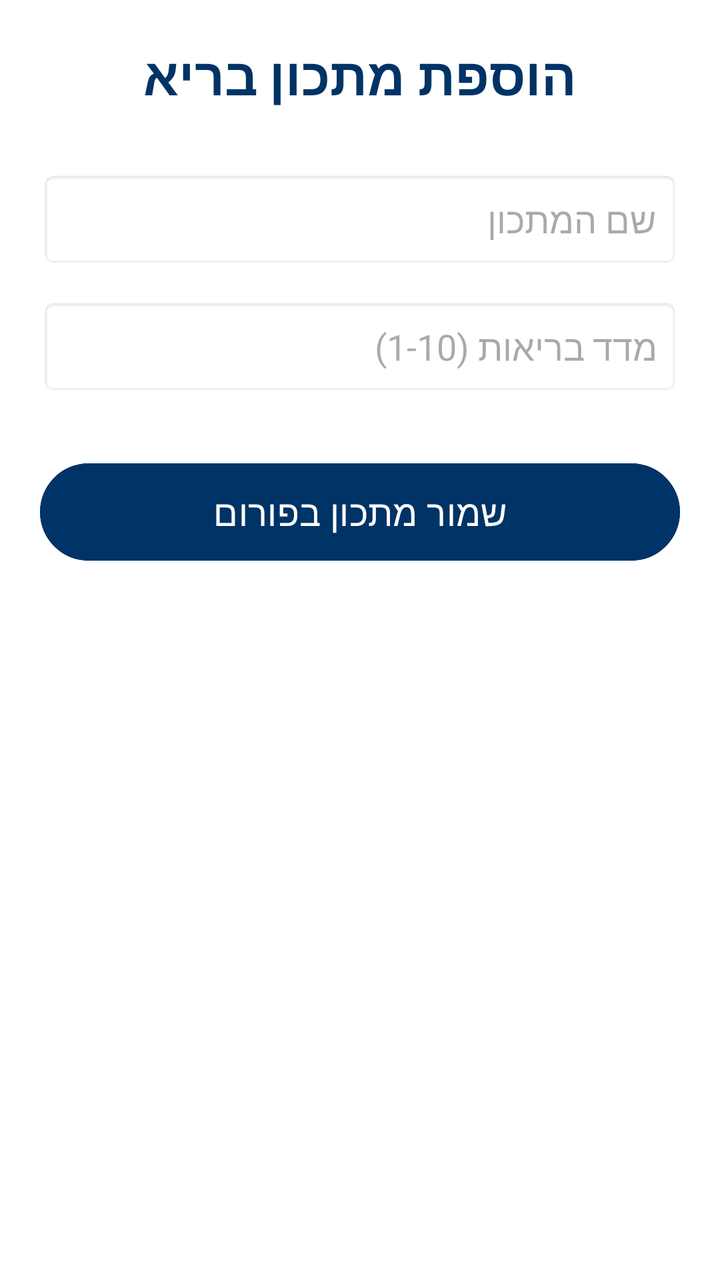
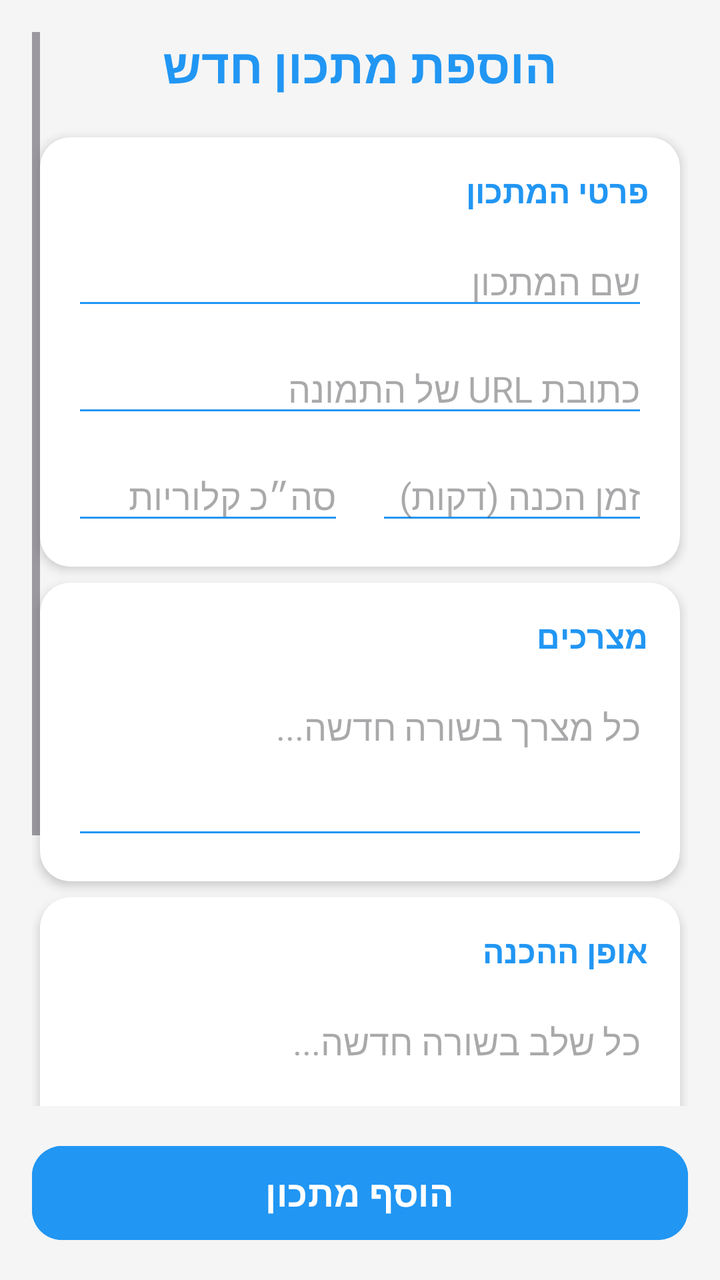

The first picture is an Android layout as it rendered before a commit; the second is the same layout after the commit. The layout source and the unified diff follow.
<!-- AndroidManifest.xml: application theme Theme.FitCoach -->
<!-- res/layout/activity_add_recipe.xml -->
<?xml version="1.0" encoding="utf-8"?>
<LinearLayout xmlns:android="http://schemas.android.com/apk/res/android"
    android:layout_width="match_parent"
    android:layout_height="match_parent"
    android:orientation="vertical"
    android:padding="20dp"
    android:background="#FFFFFF"
    android:gravity="center_horizontal">

    <TextView
        android:layout_width="wrap_content"
        android:layout_height="wrap_content"
        android:text="הוספת מתכון בריא"
        android:textColor="#003366"
        android:textSize="26sp"
        android:textStyle="bold"
        android:layout_marginBottom="30dp" />

    <EditText
        android:id="@+id/etRecipeTitle"
        android:layout_width="match_parent"
        android:layout_height="wrap_content"
        android:hint="שם המתכון"
        android:padding="12dp"
        android:background="@android:drawable/editbox_background_normal"
        android:layout_marginBottom="15dp" />

    <EditText
        android:id="@+id/etHealthScore"
        android:layout_width="match_parent"
        android:layout_height="wrap_content"
        android:hint="מדד בריאות (1-10)"
        android:inputType="number"
        android:padding="12dp"
        android:background="@android:drawable/editbox_background_normal"
        android:layout_marginBottom="30dp" />

    <Button
        android:id="@+id/btnSaveRecipe"
        android:layout_width="match_parent"
        android:layout_height="wrap_content"
        android:text="שמור מתכון בפורום"
        android:backgroundTint="#003366"
        android:textColor="#FFFFFF"
        android:textSize="18sp"
        android:padding="12dp" />

</LinearLayout>
<!-- resources referenced by this layout -->
<resources>
  <style name="Theme.FitCoach" parent="Base.Theme.FitCoach" />
  <style name="Base.Theme.FitCoach" parent="Theme.Material3.DayNight.NoActionBar">
          
          
      </style>
</resources>

<!-- the commit's change to res/layout/activity_add_recipe.xml (unified diff, before → after) -->
@@ -1,48 +1,214 @@
 <?xml version="1.0" encoding="utf-8"?>
-<LinearLayout xmlns:android="http://schemas.android.com/apk/res/android"
+<RelativeLayout xmlns:android="http://schemas.android.com/apk/res/android"
+    xmlns:app="http://schemas.android.com/apk/res-auto"
     android:layout_width="match_parent"
     android:layout_height="match_parent"
-    android:orientation="vertical"
-    android:padding="20dp"
-    android:background="#FFFFFF"
-    android:gravity="center_horizontal">
-
-    <TextView
-        android:layout_width="wrap_content"
-        android:layout_height="wrap_content"
-        android:text="הוספת מתכון בריא"
-        android:textColor="#003366"
-        android:textSize="26sp"
-        android:textStyle="bold"
-        android:layout_marginBottom="30dp" />
-
-    <EditText
-        android:id="@+id/etRecipeTitle"
+    android:background="#F5F5F5"
+    android:layoutDirection="rtl">
+
+    <ScrollView
         android:layout_width="match_parent"
-        android:layout_height="wrap_content"
-        android:hint="שם המתכון"
-        android:padding="12dp"
-        android:background="@android:drawable/editbox_background_normal"
-        android:layout_marginBottom="15dp" />
-
-    <EditText
-        android:id="@+id/etHealthScore"
-        android:layout_width="match_parent"
-        android:layout_height="wrap_content"
-        android:hint="מדד בריאות (1-10)"
-        android:inputType="number"
-        android:padding="12dp"
-        android:background="@android:drawable/editbox_background_normal"
-        android:layout_marginBottom="30dp" />
+        android:layout_height="match_parent"
+        android:layout_above="@id/btnSaveRecipe"
+        android:padding="16dp"
+        android:clipToPadding="false">
+
+        <LinearLayout
+            android:layout_width="match_parent"
+            android:layout_height="wrap_content"
+            android:orientation="vertical">
+
+            <TextView
+                android:layout_width="wrap_content"
+                android:layout_height="wrap_content"
+                android:text="הוספת מתכון חדש"
+                android:textColor="#2196F3"
+                android:textSize="24sp"
+                android:textStyle="bold"
+                android:layout_gravity="center"
+                android:layout_marginBottom="16dp"/>
+
+            
+            <androidx.cardview.widget.CardView
+                android:layout_width="match_parent"
+                android:layout_height="wrap_content"
+                android:layout_margin="4dp"
+                app:cardCornerRadius="15dp"
+                app:cardElevation="3dp">
+
+                <LinearLayout
+                    android:layout_width="match_parent"
+                    android:layout_height="wrap_content"
+                    android:orientation="vertical"
+                    android:padding="16dp">
+
+                    <TextView
+                        android:layout_width="wrap_content"
+                        android:layout_height="wrap_content"
+                        android:text="פרטי המתכון"
+                        android:textStyle="bold"
+                        android:textSize="16sp"
+                        android:textColor="#2196F3"
+                        android:layout_marginBottom="12dp"/>
+
+                    <EditText
+                        android:id="@+id/etRecipeTitle"
+                        android:layout_width="match_parent"
+                        android:layout_height="wrap_content"
+                        android:hint="שם המתכון"
+                        android:backgroundTint="#2196F3"
+                        android:layout_marginBottom="12dp"/>
+
+                    <EditText
+                        android:id="@+id/etImageUrl"
+                        android:layout_width="match_parent"
+                        android:layout_height="wrap_content"
+                        android:hint="כתובת URL של התמונה"
+                        android:backgroundTint="#2196F3"
+                        android:layout_marginBottom="12dp"/>
+
+                    <LinearLayout
+                        android:layout_width="match_parent"
+                        android:layout_height="wrap_content"
+                        android:orientation="horizontal">
+
+                        <EditText
+                            android:id="@+id/etPrepTime"
+                            android:layout_width="0dp"
+                            android:layout_height="wrap_content"
+                            android:layout_weight="1"
+                            android:hint="זמן הכנה (דקות)"
+                            android:inputType="number"
+                            android:backgroundTint="#2196F3"
+                            android:layout_marginEnd="8dp"/>
+
+                        <EditText
+                            android:id="@+id/etCalories"
+                            android:layout_width="0dp"
+                            android:layout_height="wrap_content"
+                            android:layout_weight="1"
+                            android:hint="סה״כ קלוריות"
+                            android:inputType="number"
+                            android:backgroundTint="#2196F3"
+                            android:layout_marginStart="8dp"/>
+                    </LinearLayout>
+                </LinearLayout>
+            </androidx.cardview.widget.CardView>
+
+            
+            <androidx.cardview.widget.CardView
+                android:layout_width="match_parent"
+                android:layout_height="wrap_content"
+                android:layout_margin="4dp"
+                android:layout_marginTop="12dp"
+                app:cardCornerRadius="15dp"
+                app:cardElevation="3dp">
+                <LinearLayout
+                    android:layout_width="match_parent"
+                    android:layout_height="wrap_content"
+                    android:orientation="vertical"
+                    android:padding="16dp">
+                    <TextView
+                        android:layout_width="wrap_content"
+                        android:layout_height="wrap_content"
+                        android:text="מצרכים"
+                        android:textStyle="bold"
+                        android:textSize="16sp"
+                        android:textColor="#2196F3"
+                        android:layout_marginBottom="12dp"/>
+
+                    <EditText
+                        android:id="@+id/etIngredients"
+                        android:layout_width="match_parent"
+                        android:layout_height="wrap_content"
+                        android:hint="כל מצרך בשורה חדשה..."
+                        android:inputType="textMultiLine"
+                        android:minLines="3"
+                        android:gravity="top"
+                        android:backgroundTint="#2196F3"/>
+                </LinearLayout>
+            </androidx.cardview.widget.CardView>
+
+            
+            <androidx.cardview.widget.CardView
+                android:layout_width="match_parent"
+                android:layout_height="wrap_content"
+                android:layout_margin="4dp"
+                android:layout_marginTop="12dp"
+                app:cardCornerRadius="15dp"
+                app:cardElevation="3dp">
+                <LinearLayout
+                    android:layout_width="match_parent"
+                    android:layout_height="wrap_content"
+                    android:orientation="vertical"
+                    android:padding="16dp">
+                    <TextView
+                        android:layout_width="wrap_content"
+                        android:layout_height="wrap_content"
+                        android:text="אופן ההכנה"
+                        android:textStyle="bold"
+                        android:textSize="16sp"
+                        android:textColor="#2196F3"
+                        android:layout_marginBottom="12dp"/>
+
+                    <EditText
+                        android:id="@+id/etInstructions"
+                        android:layout_width="match_parent"
+                        android:layout_height="wrap_content"
+                        android:hint="כל שלב בשורה חדשה..."
+                        android:inputType="textMultiLine"
+                        android:minLines="3"
+                        android:gravity="top"
+                        android:backgroundTint="#2196F3"/>
+                </LinearLayout>
+            </androidx.cardview.widget.CardView>
+
+            
+            <androidx.cardview.widget.CardView
+                android:layout_width="match_parent"
+                android:layout_height="wrap_content"
+                android:layout_margin="4dp"
+                android:layout_marginTop="12dp"
+                app:cardCornerRadius="15dp"
+                app:cardElevation="3dp">
+
+                <LinearLayout
+                    android:layout_width="match_parent"
+                    android:layout_height="wrap_content"
+                    android:orientation="vertical"
+                    android:padding="16dp">
+
+                     <TextView
+                        android:layout_width="wrap_content"
+                        android:layout_height="wrap_content"
+                        android:text="מידע נוסף"
+                        android:textStyle="bold"
+                        android:textSize="16sp"
+                        android:textColor="#2196F3"
+                        android:layout_marginBottom="12dp"/>
+
+                    <EditText
+                        android:id="@+id/etAllergens"
+                        android:layout_width="match_parent"
+                        android:layout_height="wrap_content"
+                        android:hint="אלרגנים (מופרדים בפסיק)"
+                        android:backgroundTint="#2196F3"/>
+                </LinearLayout>
+            </androidx.cardview.widget.CardView>
+        </LinearLayout>
+    </ScrollView>
 
     <Button
         android:id="@+id/btnSaveRecipe"
         android:layout_width="match_parent"
-        android:layout_height="wrap_content"
-        android:text="שמור מתכון בפורום"
-        android:backgroundTint="#003366"
-        android:textColor="#FFFFFF"
+        android:layout_height="55dp"
+        android:layout_alignParentBottom="true"
+        android:layout_margin="16dp"
+        android:text="הוסף מתכון"
+        android:backgroundTint="#2196F3"
+        android:textColor="@android:color/white"
+        android:textStyle="bold"
         android:textSize="18sp"
-        android:padding="12dp" />
-
-</LinearLayout>
+        app:cornerRadius="15dp"/>
+
+</RelativeLayout>
